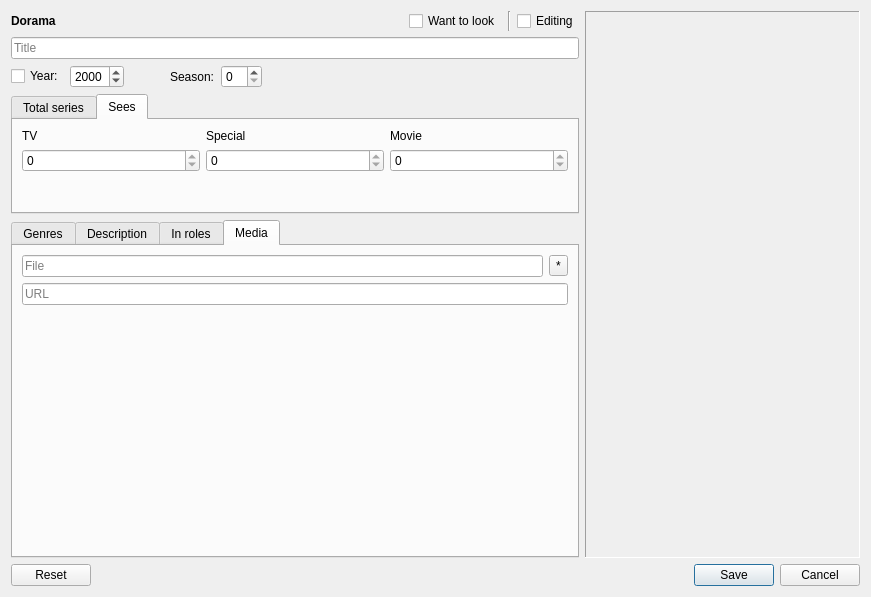
LibertaSoft/DatabaseAnime, file dialogadddorama.ui: the form before one commit.
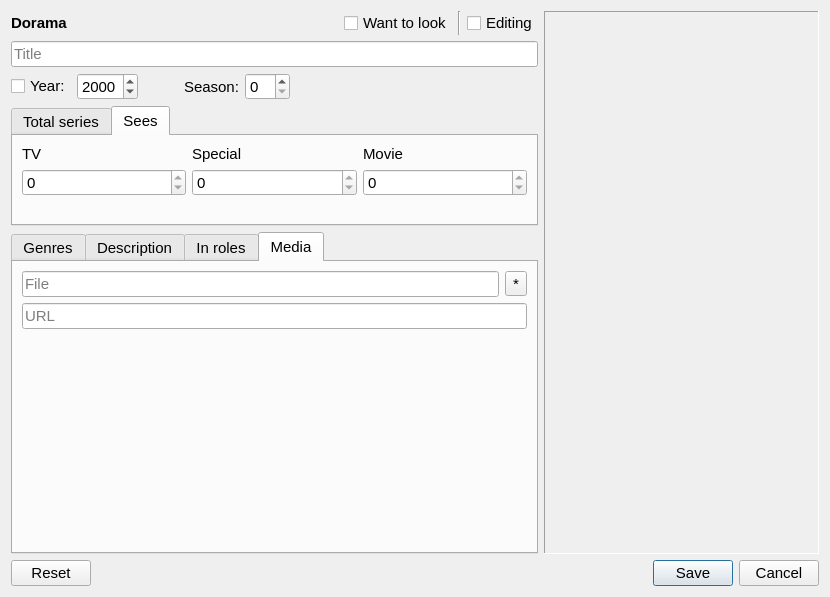
The form after the commit. The open tabs and pages were chosen to show the change. Icons and pictures are not drawn. Custom widgets are drawn as their Qt base class.

Patch:
```diff
--- a/dialogadddorama.ui
+++ b/dialogadddorama.ui
@@ -6,7 +6,7 @@
    <rect>
     <x>0</x>
     <y>0</y>
-    <width>871</width>
+    <width>830</width>
     <height>597</height>
    </rect>
   </property>
@@ -30,6 +30,8 @@
           <widget class="QLabel" name="label">
            <property name="font">
             <font>
+             <family>Cantarell</family>
+             <pointsize>11</pointsize>
              <weight>75</weight>
              <bold>true</bold>
             </font>
@@ -41,6 +43,12 @@
          </item>
          <item>
           <spacer name="HSpacer_0">
+           <property name="font">
+            <font>
+             <family>Cantarell</family>
+             <pointsize>11</pointsize>
+            </font>
+           </property>
            <property name="orientation">
             <enum>Qt::Horizontal</enum>
            </property>
@@ -54,6 +62,12 @@
          </item>
          <item>
           <widget class="QCheckBox" name="CheckBox_LookLater">
+           <property name="font">
+            <font>
+             <family>Cantarell</family>
+             <pointsize>11</pointsize>
+            </font>
+           </property>
            <property name="text">
             <string>Want to look</string>
            </property>
@@ -61,6 +75,12 @@
          </item>
          <item>
           <widget class="Line" name="line">
+           <property name="font">
+            <font>
+             <family>Cantarell</family>
+             <pointsize>11</pointsize>
+            </font>
+           </property>
            <property name="orientation">
             <enum>Qt::Vertical</enum>
            </property>
@@ -68,6 +88,12 @@
          </item>
          <item>
           <widget class="QCheckBox" name="CheckBox_Editing">
+           <property name="font">
+            <font>
+             <family>Cantarell</family>
+             <pointsize>11</pointsize>
+            </font>
+           </property>
            <property name="text">
             <string>Editing</string>
            </property>
@@ -77,9 +103,18 @@
        </item>
        <item>
         <widget class="QLineEdit" name="LineEdit_Title">
+         <property name="font">
+          <font>
+           <family>Cantarell</family>
+           <pointsize>11</pointsize>
+          </font>
+         </property>
          <property name="maxLength">
           <number>128</number>
          </property>
+         <property name="dragEnabled">
+          <bool>true</bool>
+         </property>
          <property name="placeholderText">
           <string>Title</string>
          </property>
@@ -99,6 +134,12 @@
          </property>
          <item>
           <widget class="QCheckBox" name="CBox_Year">
+           <property name="font">
+            <font>
+             <family>Cantarell</family>
+             <pointsize>11</pointsize>
+            </font>
+           </property>
            <property name="text">
             <string>Year:</string>
            </property>
@@ -106,6 +147,12 @@
          </item>
          <item>
           <widget class="QSpinBox" name="SpinBox_Year">
+           <property name="font">
+            <font>
+             <family>Cantarell</family>
+             <pointsize>11</pointsize>
+            </font>
+           </property>
            <property name="minimum">
             <number>1900</number>
            </property>
@@ -119,6 +166,12 @@
          </item>
          <item>
           <spacer name="HSpacer_1">
+           <property name="font">
+            <font>
+             <family>Cantarell</family>
+             <pointsize>11</pointsize>
+            </font>
+           </property>
            <property name="orientation">
             <enum>Qt::Horizontal</enum>
            </property>
@@ -135,16 +188,35 @@
          </item>
          <item>
           <widget class="QLabel" name="Lbl_Season">
+           <property name="font">
+            <font>
+             <family>Cantarell</family>
+             <pointsize>11</pointsize>
+            </font>
+           </property>
            <property name="text">
             <string>Season:</string>
            </property>
           </widget>
          </item>
          <item>
-          <widget class="QSpinBox" name="SpinBox_Season"/>
+          <widget class="QSpinBox" name="SpinBox_Season">
+           <property name="font">
+            <font>
+             <family>Cantarell</family>
+             <pointsize>11</pointsize>
+            </font>
+           </property>
+          </widget>
          </item>
          <item>
           <spacer name="HSpacer_2">
+           <property name="font">
+            <font>
+             <family>Cantarell</family>
+             <pointsize>11</pointsize>
+            </font>
+           </property>
            <property name="orientation">
             <enum>Qt::Horizontal</enum>
            </property>
@@ -166,14 +238,33 @@
            <height>120</height>
           </size>
          </property>
+         <property name="font">
+          <font>
+           <family>Cantarell</family>
+           <pointsize>11</pointsize>
+          </font>
+         </property>
          <property name="currentIndex">
-          <number>0</number>
+          <number>1</number>
          </property>
          <widget class="QWidget" name="tab_allSeries">
           <attribute name="title">
            <string>Total series</string>
           </attribute>
           <layout class="QGridLayout" name="gridLayout">
+           <item row="0" column="0">
+            <widget class="QLabel" name="Lbl_TV1">
+             <property name="maximumSize">
+              <size>
+               <width>16777215</width>
+               <height>40</height>
+              </size>
+             </property>
+             <property name="text">
+              <string>TV</string>
+             </property>
+            </widget>
+           </item>
            <item row="0" column="1">
             <widget class="QLabel" name="Lbl_Spec1">
              <property name="maximumSize">
@@ -187,13 +278,6 @@
              </property>
             </widget>
            </item>
-           <item row="1" column="0">
-            <widget class="QSpinBox" name="SpinBox_aTV">
-             <property name="maximum">
-              <number>9999</number>
-             </property>
-            </widget>
-           </item>
            <item row="0" column="2">
             <widget class="QLabel" name="Lbl_Film1">
              <property name="maximumSize">
@@ -207,21 +291,8 @@
              </property>
             </widget>
            </item>
-           <item row="0" column="0">
-            <widget class="QLabel" name="Lbl_TV1">
-             <property name="maximumSize">
-              <size>
-               <width>16777215</width>
-               <height>40</height>
-              </size>
-             </property>
-             <property name="text">
-              <string>TV</string>
-             </property>
-            </widget>
-           </item>
-           <item row="1" column="2">
-            <widget class="QSpinBox" name="SpinBox_aMovie">
+           <item row="1" column="0">
+            <widget class="QSpinBox" name="SpinBox_aTV">
              <property name="maximum">
               <number>9999</number>
              </property>
@@ -234,6 +305,13 @@
              </property>
             </widget>
            </item>
+           <item row="1" column="2">
+            <widget class="QSpinBox" name="SpinBox_aMovie">
+             <property name="maximum">
+              <number>9999</number>
+             </property>
+            </widget>
+           </item>
            <item row="2" column="1">
             <spacer name="VlSpacer">
              <property name="orientation">
@@ -256,34 +334,25 @@
           <layout class="QGridLayout" name="gridLayout_2">
            <item row="0" column="0">
             <widget class="QLabel" name="Lbl_TV2">
+             <property name="font">
+              <font>
+               <family>Cantarell</family>
+               <pointsize>11</pointsize>
+              </font>
+             </property>
              <property name="text">
               <string>TV</string>
              </property>
             </widget>
            </item>
-           <item row="1" column="2">
-            <widget class="QSpinBox" name="SpinBox_vMovie">
-             <property name="maximum">
-              <number>0</number>
-             </property>
-            </widget>
-           </item>
-           <item row="1" column="1">
-            <widget class="QSpinBox" name="SpinBox_vSpec">
-             <property name="maximum">
-              <number>0</number>
-             </property>
-            </widget>
-           </item>
-           <item row="1" column="0">
-            <widget class="QSpinBox" name="SpinBox_vTV">
-             <property name="maximum">
-              <number>0</number>
-             </property>
-            </widget>
-           </item>
            <item row="0" column="1">
             <widget class="QLabel" name="Lbl_Spec2">
+             <property name="font">
+              <font>
+               <family>Cantarell</family>
+               <pointsize>11</pointsize>
+              </font>
+             </property>
              <property name="text">
               <string>Special</string>
              </property>
@@ -291,13 +360,64 @@
            </item>
            <item row="0" column="2">
             <widget class="QLabel" name="Lbl_Film2">
+             <property name="font">
+              <font>
+               <family>Cantarell</family>
+               <pointsize>11</pointsize>
+              </font>
+             </property>
              <property name="text">
               <string>Movie</string>
              </property>
             </widget>
            </item>
+           <item row="1" column="0">
+            <widget class="QSpinBox" name="SpinBox_vTV">
+             <property name="font">
+              <font>
+               <family>Cantarell</family>
+               <pointsize>11</pointsize>
+              </font>
+             </property>
+             <property name="maximum">
+              <number>0</number>
+             </property>
+            </widget>
+           </item>
+           <item row="1" column="1">
+            <widget class="QSpinBox" name="SpinBox_vSpec">
+             <property name="font">
+              <font>
+               <family>Cantarell</family>
+               <pointsize>11</pointsize>
+              </font>
+             </property>
+             <property name="maximum">
+              <number>0</number>
+             </property>
+            </widget>
+           </item>
+           <item row="1" column="2">
+            <widget class="QSpinBox" name="SpinBox_vMovie">
+             <property name="font">
+              <font>
+               <family>Cantarell</family>
+               <pointsize>11</pointsize>
+              </font>
+             </property>
+             <property name="maximum">
+              <number>0</number>
+             </property>
+            </widget>
+           </item>
            <item row="2" column="1">
             <spacer name="VSpacer_2">
+             <property name="font">
+              <font>
+               <family>Cantarell</family>
+               <pointsize>11</pointsize>
+              </font>
+             </property>
              <property name="orientation">
               <enum>Qt::Vertical</enum>
              </property>
@@ -315,8 +435,14 @@
        </item>
        <item>
         <widget class="QTabWidget" name="TabWidget_Info">
+         <property name="font">
+          <font>
+           <family>Cantarell</family>
+           <pointsize>11</pointsize>
+          </font>
+         </property>
          <property name="currentIndex">
-          <number>0</number>
+          <number>3</number>
          </property>
          <widget class="QWidget" name="tab">
           <attribute name="title">
@@ -331,9 +457,15 @@
              <property name="maxLength">
               <number>256</number>
              </property>
+             <property name="dragEnabled">
+              <bool>true</bool>
+             </property>
              <property name="placeholderText">
               <string>Enter through a comma, or choose from the list lower</string>
              </property>
+             <property name="clearButtonEnabled">
+              <bool>true</bool>
+             </property>
             </widget>
            </item>
            <item>
@@ -397,16 +529,34 @@
             <layout class="QHBoxLayout" name="HLayout_Dir">
              <item>
               <widget class="QLineEdit" name="LineEdit_Dir">
+               <property name="font">
+                <font>
+                 <family>Cantarell</family>
+                 <pointsize>11</pointsize>
+                </font>
+               </property>
                <property name="maxLength">
                 <number>256</number>
                </property>
+               <property name="dragEnabled">
+                <bool>true</bool>
+               </property>
                <property name="placeholderText">
                 <string>File</string>
                </property>
+               <property name="clearButtonEnabled">
+                <bool>true</bool>
+               </property>
               </widget>
              </item>
              <item>
               <widget class="QToolButton" name="toolButton">
+               <property name="font">
+                <font>
+                 <family>Cantarell</family>
+                 <pointsize>11</pointsize>
+                </font>
+               </property>
                <property name="toolTip">
                 <string/>
                </property>
@@ -429,9 +579,18 @@
            </item>
            <item>
             <widget class="QLineEdit" name="LineEdit_URL">
+             <property name="font">
+              <font>
+               <family>Cantarell</family>
+               <pointsize>11</pointsize>
+              </font>
+             </property>
              <property name="maxLength">
               <number>256</number>
              </property>
+             <property name="dragEnabled">
+              <bool>true</bool>
+             </property>
              <property name="placeholderText">
               <string>URL</string>
              </property>
@@ -442,6 +601,12 @@
            </item>
            <item>
             <spacer name="VSpacer_0">
+             <property name="font">
+              <font>
+               <family>Cantarell</family>
+               <pointsize>11</pointsize>
+              </font>
+             </property>
              <property name="orientation">
               <enum>Qt::Vertical</enum>
              </property>
@@ -485,6 +650,12 @@
          <height>0</height>
         </size>
        </property>
+       <property name="font">
+        <font>
+         <family>Cantarell</family>
+         <pointsize>11</pointsize>
+        </font>
+       </property>
        <property name="toolTip">
         <string>Drop image here, or a double click for a file choice</string>
        </property>
@@ -515,6 +686,12 @@
    </item>
    <item>
     <widget class="QDialogButtonBox" name="BtnBox">
+     <property name="font">
+      <font>
+       <family>Cantarell</family>
+       <pointsize>11</pointsize>
+      </font>
+     </property>
      <property name="standardButtons">
       <set>QDialogButtonBox::Cancel|QDialogButtonBox::Reset|QDialogButtonBox::Save</set>
      </property>
```
